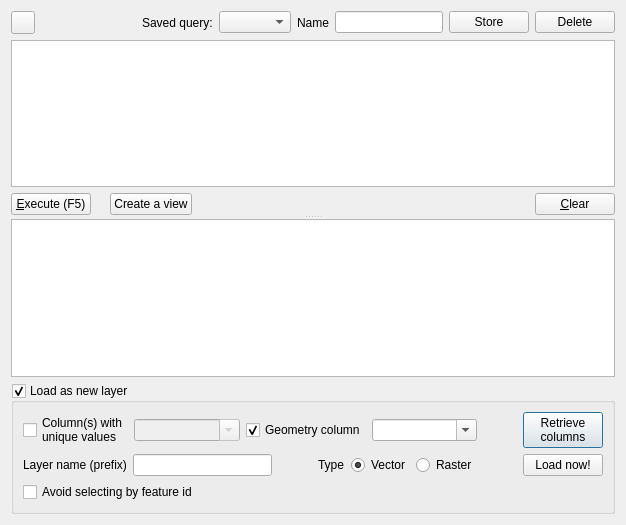
Before: the Qt Designer form db_manager/ui/DlgSqlWindow.ui in qgis/db_manager_plugin, drawn with Qt 5.
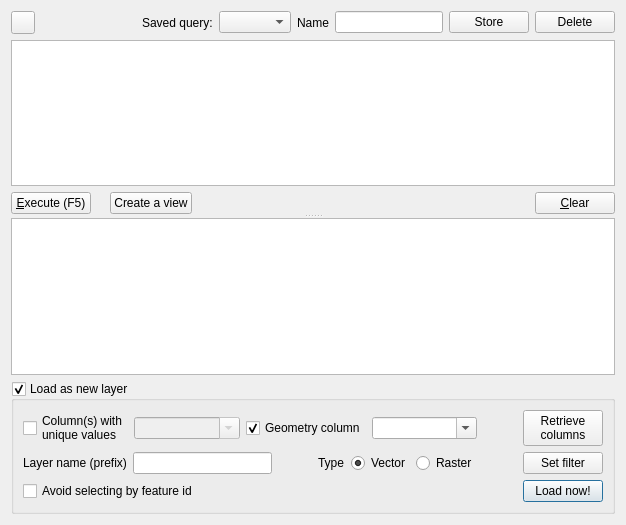
After: the same form once the commit is applied. Custom widgets are drawn as their Qt base class.

Commit message: Added a button to set a filter for a query layer.

Diff of the .ui file:
```diff
--- a/db_manager/ui/DlgSqlWindow.ui
+++ b/db_manager/ui/DlgSqlWindow.ui
@@ -38,6 +38,40 @@
          <property name="margin">
           <number>0</number>
          </property>
+         <item row="2" column="0">
+          <layout class="QHBoxLayout" name="horizontalLayout_2">
+           <item>
+            <widget class="QCheckBox" name="avoidSelectById">
+             <property name="toolTip">
+              <string>&lt;html&gt;&lt;head/&gt;&lt;body&gt;&lt;p&gt;Avoid selecting feature by id. Sometimes - especially when running expensive queries/views - fetching the data sequentially instead of fetching features by id can be much quicker.&lt;/p&gt;&lt;/body&gt;&lt;/html&gt;</string>
+             </property>
+             <property name="text">
+              <string>Avoid selecting by feature id</string>
+             </property>
+            </widget>
+           </item>
+           <item>
+            <spacer name="horizontalSpacer_2">
+             <property name="orientation">
+              <enum>Qt::Horizontal</enum>
+             </property>
+             <property name="sizeHint" stdset="0">
+              <size>
+               <width>40</width>
+               <height>20</height>
+              </size>
+             </property>
+            </spacer>
+           </item>
+           <item>
+            <widget class="QPushButton" name="loadLayerBtn">
+             <property name="text">
+              <string>Load now!</string>
+             </property>
+            </widget>
+           </item>
+          </layout>
+         </item>
          <item row="0" column="0">
           <layout class="QHBoxLayout" name="horizontalLayout_6">
            <item>
@@ -203,9 +237,12 @@
             </widget>
            </item>
            <item>
-            <widget class="QPushButton" name="loadLayerBtn">
+            <widget class="QPushButton" name="btnSetFilter">
              <property name="text">
-              <string>Load now!</string>
+              <string>Set filter</string>
+             </property>
+             <property name="autoDefault">
+              <bool>false</bool>
              </property>
             </widget>
            </item>
@@ -214,16 +251,6 @@
         </layout>
        </widget>
       </item>
-      <item row="1" column="0">
-       <widget class="QCheckBox" name="avoidSelectById">
-        <property name="toolTip">
-         <string>&lt;html&gt;&lt;head/&gt;&lt;body&gt;&lt;p&gt;Avoid selecting feature by id. Sometimes - especially when running expensive queries/views - fetching the data sequentially instead of fetching features by id can be much quicker.&lt;/p&gt;&lt;/body&gt;&lt;/html&gt;</string>
-        </property>
-        <property name="text">
-         <string>Avoid selecting by feature id</string>
-        </property>
-       </widget>
-      </item>
      </layout>
     </widget>
    </item>
```
Left out of the diff: 16 changed lines with no effect on the pictures. The commit also changes 3 other files.
